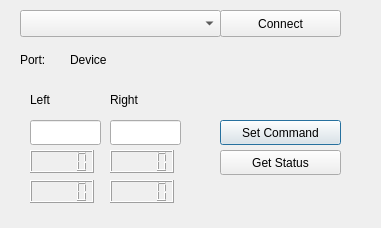
Above: ui/littlebot_gui.ui from NestorDP/littlebot_rqt_plugin before the change. Below: the same form after it.
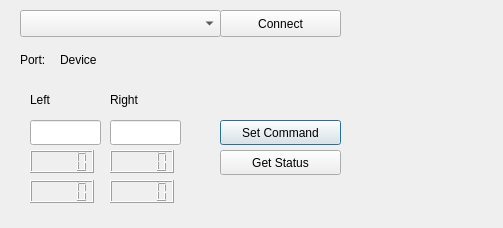
That is the form after the change.

Commit message: ✨ feat(littlebot_gui): Create connect hardware method

What changed in the file:
```diff
--- a/ui/littlebot_gui.ui
+++ b/ui/littlebot_gui.ui
@@ -6,7 +6,7 @@
    <rect>
     <x>0</x>
     <y>0</y>
-    <width>381</width>
+    <width>503</width>
     <height>228</height>
    </rect>
   </property>
@@ -164,9 +164,9 @@
   <widget class="QLabel" name="label_device_port">
    <property name="geometry">
     <rect>
-     <x>70</x>
+     <x>60</x>
      <y>50</y>
-     <width>66</width>
+     <width>271</width>
      <height>19</height>
     </rect>
    </property>
```
The commit also changes 2 other files.
